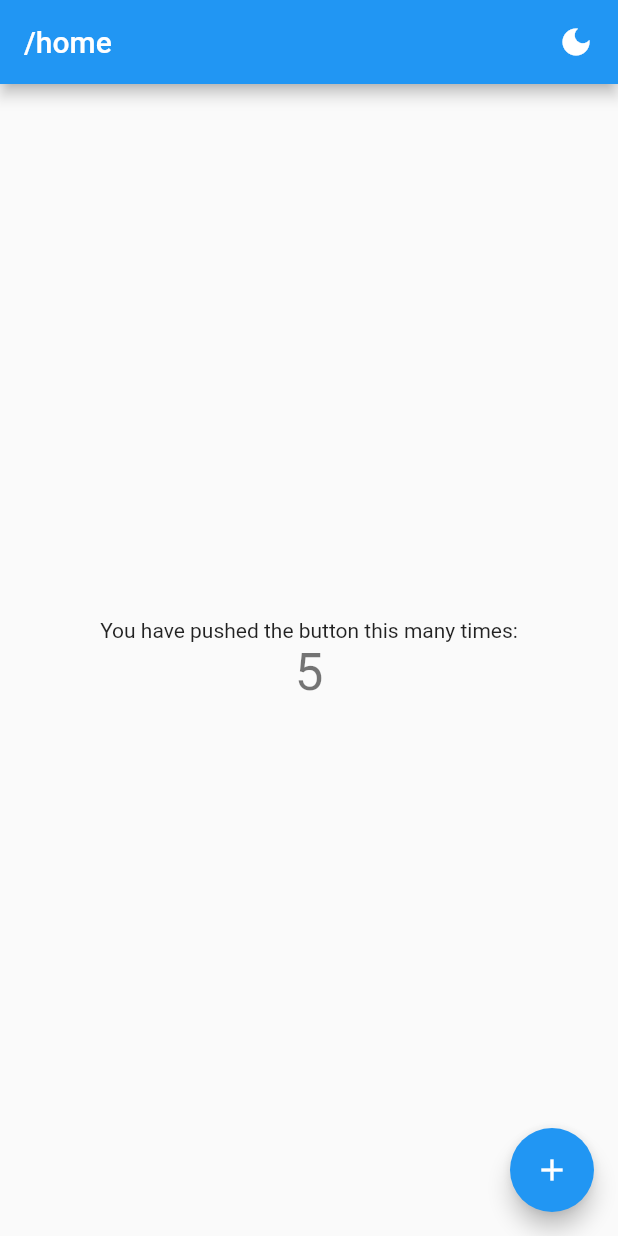
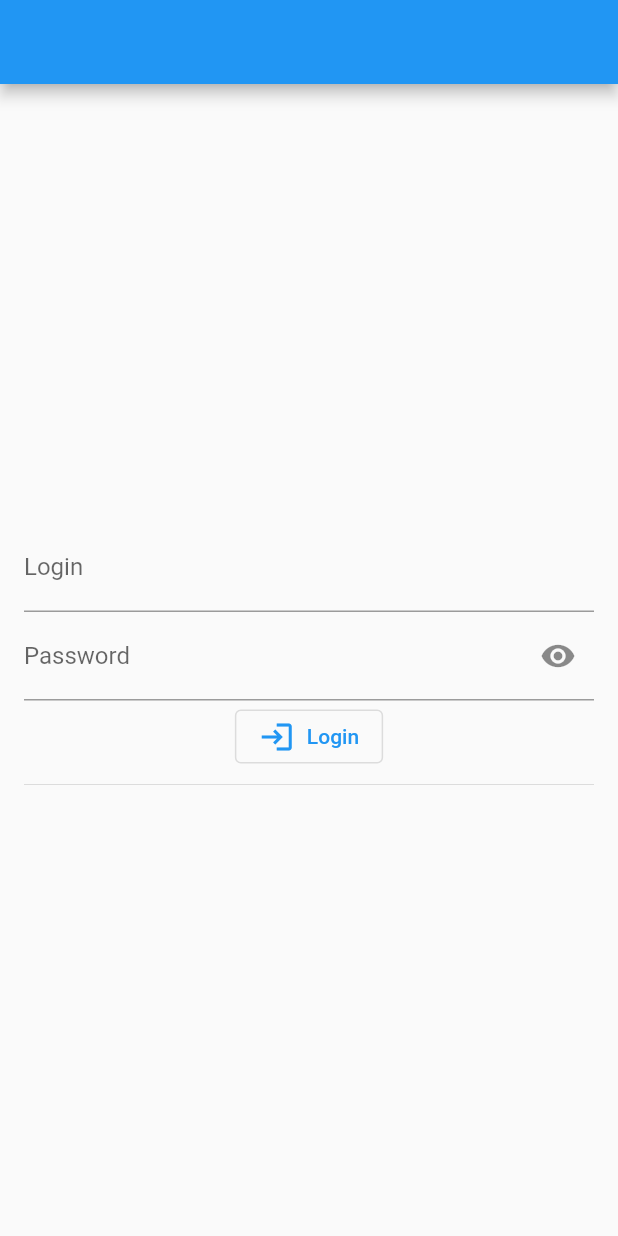
Before and after one commit to FatihDursunUzer1/task_time_tracker, a Flutter app: the screen it shows after launch, on a phone screen of 412 x 824 dp. Run offline on Flutter 3.47's test engine with Material 2 defaults, Android fonts, the phone set to English and light mode, and no system bars; our stand-ins replace firebase_core, hive, hive_flutter, loading_animation_widget; accounts and stored records are empty.

Commit message:
login_view created and obscureText enabled for passwords

```diff
--- a/lib/core/application/constants/color_constants.dart
+++ b/lib/core/application/constants/color_constants.dart
@@ -4,7 +4,8 @@ enum ColorConstants {
   timerCardDark(0xFF424242),
   timerCardLight(0xFFE0E0E0),
   //deeppurple color
-  scaffoldBackGround(0xFF673AB7);
+  scaffoldBackGround(0xFF673AB7),
+  scaffoldBackGroundDark(0x000);
 
   final int value;
   const ColorConstants(this.value);
--- a/lib/core/application/navigation/navigation_route.dart
+++ b/lib/core/application/navigation/navigation_route.dart
@@ -1,6 +1,7 @@
 import 'package:flutter/material.dart';
 import 'package:task_time_tracker/core/application/constants/page_constants.dart';
 import 'package:task_time_tracker/presentatiton/views/home/home_view.dart';
+import 'package:task_time_tracker/presentatiton/views/login/login_view.dart';
 
 import '../../../main.dart';
 import '../../../presentatiton/views/splash/splash_view.dart';
@@ -27,6 +28,8 @@ class NavigationRoute {
         return defaultRoute(Splash());
       case PageConstants.home:
         return defaultRoute(Home());
+      case PageConstants.login:
+        return defaultRoute(Login());
       default:
         return defaultRoute(Home());
     }
--- a/lib/core/application/state/global_state_provider.dart
+++ b/lib/core/application/state/global_state_provider.dart
@@ -28,8 +28,13 @@ class ThemeStateProvider extends ChangeNotifier {
     notifyListeners();
   }
 
-  ThemeData get _darkTheme =>
-      ThemeData.dark().copyWith(cardColor: ColorConstants.timerCardDark.color);
+  ThemeData get _darkTheme => ThemeData.dark().copyWith(
+      cardColor: ColorConstants.timerCardDark.color,
+      scaffoldBackgroundColor: ColorConstants.scaffoldBackGroundDark.color,
+      outlinedButtonTheme: OutlinedButtonThemeData(
+        style: OutlinedButton.styleFrom(
+            backgroundColor: Colors.black, foregroundColor: Colors.white),
+      ));
   ThemeData get _lightTheme => ThemeData.light()
       .copyWith(cardColor: ColorConstants.timerCardLight.color);
 }
--- a/lib/main.dart
+++ b/lib/main.dart
@@ -6,6 +6,7 @@ import 'package:task_time_tracker/core/application/constants/page_constants.dart
 import 'package:task_time_tracker/core/application/navigation/navigation_route.dart';
 import 'package:task_time_tracker/core/application/navigation/navigation_service.dart';
 import 'package:task_time_tracker/infrastructure/cache/hive_cache_manager.dart';
+import 'package:task_time_tracker/presentatiton/views/login/login_view_model.dart';
 import 'package:task_time_tracker/presentatiton/views/splash/splash_view.dart';
 import 'package:task_time_tracker/presentatiton/widgets/functional_app_bar.dart';
 
@@ -15,7 +16,7 @@ void main() async {
   WidgetsFlutterBinding.ensureInitialized();
   await HiveCacheManager.instance.init();
   runApp(MultiProvider(
-      providers: [ChangeNotifierProvider(create: (_) => ThemeStateProvider())],
+      providers: [ChangeNotifierProvider(create: (_) => ThemeStateProvider()),ChangeNotifierProvider(create: (_)=>LoginViewModel())],
       child: const MyApp()));
 }
 
@@ -54,7 +55,7 @@ class MainApp extends StatelessWidget {
         print(snapshot.connectionState.toString());
         if (snapshot.connectionState == ConnectionState.done) {
           Future.delayed(Duration.zero, () {
-            NavigationService.instance.navigateToPageClear(PageConstants.home);
+            NavigationService.instance.navigateToPageClear(PageConstants.login);
           });
         }
         return const Splash();
--- /dev/null
+++ b/lib/presentatiton/views/login/login_view.dart
@@ -0,0 +1,60 @@
+import 'package:flutter/material.dart';
+import 'package:flutter/src/widgets/framework.dart';
+import 'package:flutter/src/widgets/placeholder.dart';
+import 'package:provider/provider.dart';
+import 'package:task_time_tracker/core/application/constants/page_constants.dart';
+import 'package:task_time_tracker/core/application/navigation/navigation_service.dart';
+import 'package:task_time_tracker/presentatiton/views/login/login_view_model.dart';
+
+class Login extends StatefulWidget {
+  const Login({super.key});
+
+  @override
+  State<Login> createState() => _LoginState();
+}
+
+class _LoginState extends State<Login> {
+  @override
+  Widget build(BuildContext context) {
+    return Scaffold(
+        appBar: AppBar(),
+        body: Center(
+          child: Padding(
+              padding: const EdgeInsets.all(16.0),
+              child: Column(
+                  mainAxisAlignment: MainAxisAlignment.center,
+                  children: [
+                    TextFormField(
+                      decoration: InputDecoration(labelText: 'Login'),
+                    ),
+                    PasswordTextFormField(context),
+                    OutlinedButton.icon(
+                        onPressed: () {
+                          NavigationService.instance
+                              .navigateToPage(path: PageConstants.home);
+                        },
+                        icon: Icon(Icons.login_outlined),
+                        label: Text('Login')),
+                    const Divider()
+                  ])),
+        ));
+  }
+
+  TextFormField PasswordTextFormField(BuildContext context) {
+    return TextFormField(
+      obscureText: !context.watch<LoginViewModel>().isVisible,
+      keyboardType: TextInputType.visiblePassword,
+      decoration: InputDecoration(
+        labelText: 'Password',
+        suffixIcon: IconButton(
+          icon: Icon(!context.watch<LoginViewModel>().isVisible
+              ? Icons.visibility
+              : Icons.visibility_off),
+          onPressed: () {
+            context.read<LoginViewModel>().setIsVisible();
+          },
+        ),
+      ),
+    );
+  }
+}
--- /dev/null
+++ b/lib/presentatiton/views/login/login_view_model.dart
@@ -0,0 +1,11 @@
+import 'package:flutter/material.dart';
+
+class LoginViewModel extends ChangeNotifier {
+  bool _isVisible = false;
+
+  bool get isVisible => _isVisible;
+  void setIsVisible() {
+    _isVisible = !_isVisible;
+    notifyListeners();
+  }
+}
```
